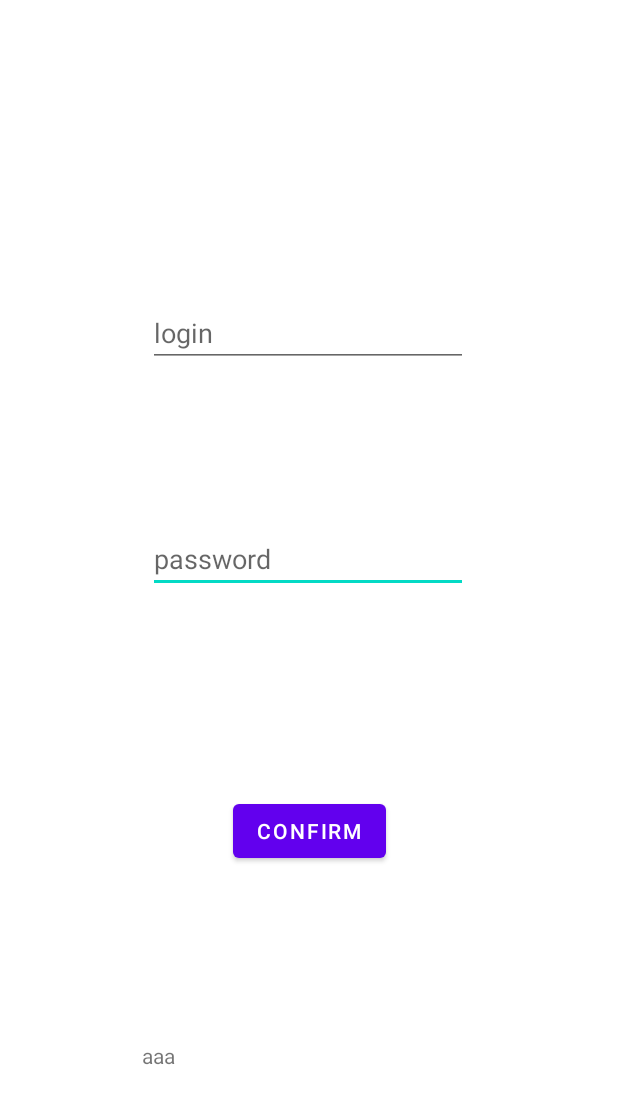
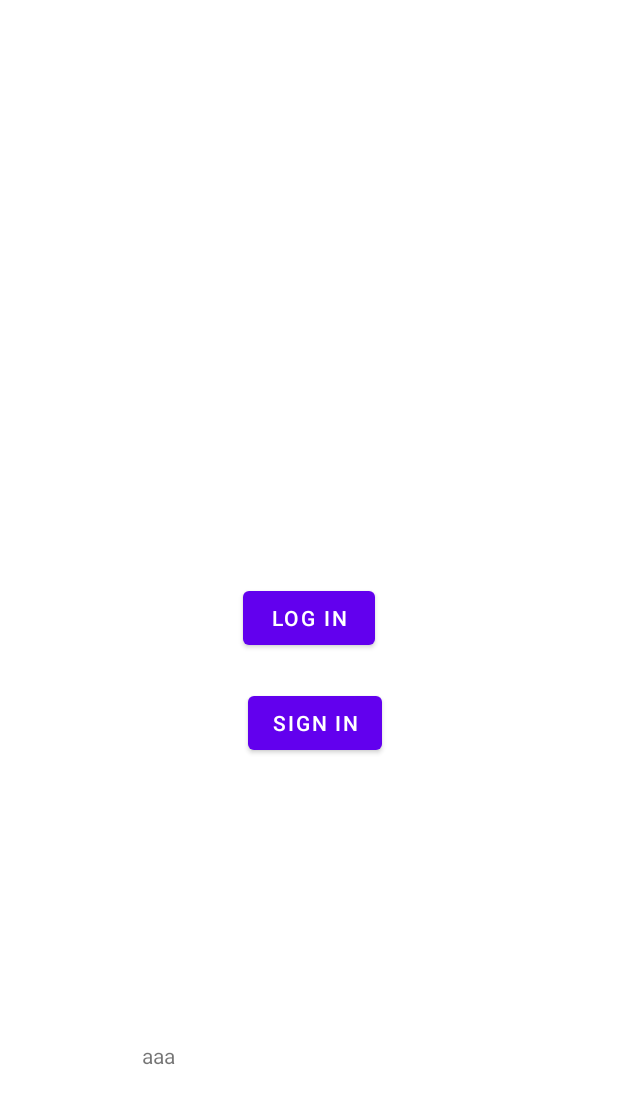
Before and after one commit to HowToCodeWithPaws/Coursework2-PossumPlaner, an Android app: the layout activity_main.xml on its own in the app's theme, with its tools: preview values and no code run, on a phone screen of 412 x 824 dp. Shown: the top 1104 px of the screen. Run offline under Robolectric (Android 15) with nearby library versions, the phone set to English and light mode, and no system bars.

Commit message:
sign in \log in buttons and they do some magic

```diff
--- a/AttemptAtAutentification/app/src/main/java/com/example/attemptatautentification/MainActivity.kt
+++ b/AttemptAtAutentification/app/src/main/java/com/example/attemptatautentification/MainActivity.kt
@@ -72,20 +72,33 @@ class MainActivity : AppCompatActivity() {
          getAnswer(login_, password_)
      }
  */
-    fun Confirm(view: View){
+    fun LogIn(view: View) {
+        login.isVisible = true
+        password.isVisible = true
+        confirm.isVisible = true
+    }
+
+    fun SignIn(view: View) {
+        login.isVisible = true
+        password.isVisible = true
+        confirm.isVisible = true
+    }
+
+    fun Confirm(view: View) {
         login_ = login.text.toString()
         password_ = password.text.toString()
         signIn(login_, password_)
     }
+
     fun updateUI(user: FirebaseUser?) {
         if (user != null) {
             input.text = user.email
-        }
-        else{
+        } else {
             input.text = "null"
         }
         input.refreshDrawableState()
     }
+
     /*  private fun createAccount(email: String, password: String) {
           // [START create_user_with_email]
           auth.createUserWithEmailAndPassword(email, password)
@@ -142,7 +155,6 @@ class MainActivity : AppCompatActivity() {
     }
 
 
-
     /* private fun getUserProfile() {
          // [START get_user_profile]
          val user = Firebase.auth.currentUser
--- a/AttemptAtAutentification/app/src/main/res/layout/activity_main.xml
+++ b/AttemptAtAutentification/app/src/main/res/layout/activity_main.xml
@@ -14,12 +14,13 @@
         android:ems="10"
         android:hint="password"
         android:inputType="textPassword"
+        android:visibility="invisible"
         app:layout_constraintBottom_toBottomOf="parent"
         app:layout_constraintEnd_toEndOf="parent"
         app:layout_constraintHorizontal_bias="0.497"
         app:layout_constraintStart_toStartOf="parent"
         app:layout_constraintTop_toTopOf="@+id/login"
-        app:layout_constraintVertical_bias="0.26" />
+        app:layout_constraintVertical_bias="0.152" />
 
     <EditText
         android:id="@+id/login"
@@ -28,6 +29,7 @@
         android:ems="10"
         android:hint="login"
         android:inputType="textPersonName"
+        android:visibility="invisible"
         app:layout_constraintBottom_toBottomOf="parent"
         app:layout_constraintEnd_toEndOf="parent"
         app:layout_constraintHorizontal_bias="0.497"
@@ -36,11 +38,12 @@
         app:layout_constraintVertical_bias="0.256" />
 
     <Button
-        android:id="@+id/button"
-        android:layout_width="wrap_content"
-        android:layout_height="wrap_content"
+        android:id="@+id/confirm"
+        android:layout_width="95dp"
+        android:layout_height="56dp"
         android:onClick="Confirm"
         android:text="confirm"
+        android:visibility="invisible"
         app:layout_constraintBottom_toBottomOf="parent"
         app:layout_constraintEnd_toEndOf="parent"
         app:layout_constraintStart_toStartOf="parent"
@@ -71,4 +74,26 @@
         app:layout_constraintTop_toTopOf="parent"
         app:layout_constraintVertical_bias="0.056" />
 
+    <Button
+        android:id="@+id/logIn"
+        android:layout_width="wrap_content"
+        android:layout_height="wrap_content"
+        android:text="log in"
+        app:layout_constraintBottom_toBottomOf="parent"
+        app:layout_constraintEnd_toEndOf="parent"
+        app:layout_constraintStart_toStartOf="parent"
+        app:layout_constraintTop_toTopOf="parent" />
+
+    <Button
+        android:id="@+id/signIn"
+        android:layout_width="wrap_content"
+        android:layout_height="wrap_content"
+        android:text="sign in"
+        app:layout_constraintBottom_toBottomOf="parent"
+        app:layout_constraintEnd_toEndOf="parent"
+        app:layout_constraintHorizontal_bias="0.512"
+        app:layout_constraintStart_toStartOf="parent"
+        app:layout_constraintTop_toTopOf="parent"
+        app:layout_constraintVertical_bias="0.59" />
+
 </androidx.constraintlayout.widget.ConstraintLayout>
```
Lines whose indentation alone changed are shown as unchanged.
